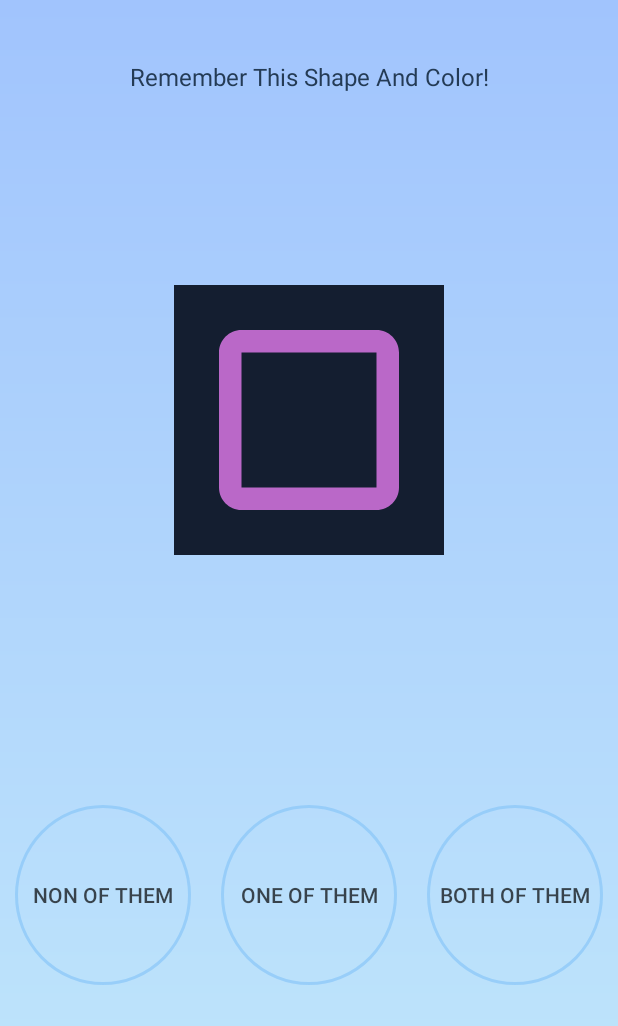
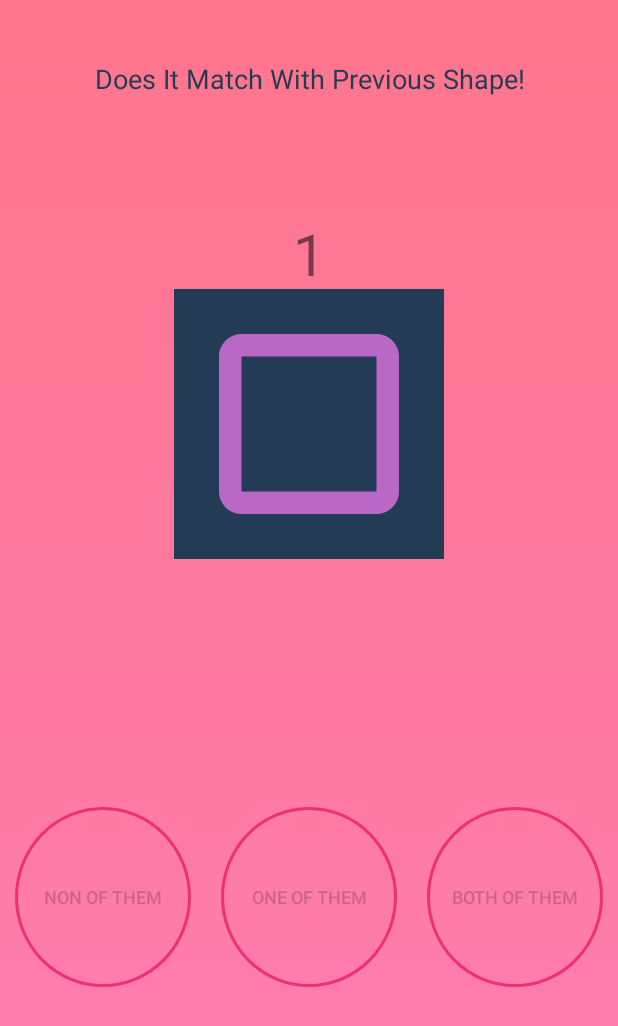
Before and after one commit to mabahmani/SWG, an Android app: the SpeedMatchActivity screen opened directly, with no data from a screen before it, after a tap on an icon or button, on a phone screen of 412 x 824 dp. Shown: the top 1026 px of the screen. Run offline under Robolectric (Android 15) with nearby library versions, the phone set to English and light mode, and no system bars.

Commit message:
Game Logic Part 2 Add Counter Animation

```diff
--- a/app/src/main/java/com/mab/swg/SpeedMatchStartGameFragment.java
+++ b/app/src/main/java/com/mab/swg/SpeedMatchStartGameFragment.java
@@ -2,16 +2,23 @@ package com.mab.swg;
 
 import android.animation.Animator;
 import android.animation.AnimatorListenerAdapter;
+import android.animation.AnimatorSet;
 import android.animation.ObjectAnimator;
+import android.annotation.SuppressLint;
 import android.app.Fragment;
 import android.content.res.Resources;
+import android.graphics.Typeface;
 import android.os.Bundle;
+import android.os.CountDownTimer;
 import android.support.annotation.Nullable;
+import android.util.Log;
 import android.view.LayoutInflater;
 import android.view.View;
 import android.view.ViewGroup;
 import android.widget.Button;
 import android.widget.ImageView;
+import android.widget.TextView;
+import android.widget.Toast;
 
 import java.util.Random;
 
@@ -21,6 +28,8 @@ public class SpeedMatchStartGameFragment extends Fragment {
     private Button nonOfThem;
     private Button oneOfThem;
     private Button bothOfTheme;
+    private TextView count;
+    private TextView score_tv;
 
     private int shapesId [] = {R.drawable.c1,R.drawable.c2,R.drawable.c3,R.drawable.c4,R.drawable.c5,R.drawable.c6,
                                R.drawable.s1,R.drawable.s2,R.drawable.s3,R.drawable.s4,R.drawable.s5,R.drawable.s6,
@@ -36,6 +45,8 @@ public class SpeedMatchStartGameFragment extends Fragment {
 
     private int previousShape;
     private int currentShape;
+    private int counter = 3;
+    private int score = 0;
 
     @Nullable
     @Override
@@ -52,8 +63,35 @@ public class SpeedMatchStartGameFragment extends Fragment {
     }
 
     private void gameInit(){
+        nonOfThem.setEnabled(false);
+        oneOfThem.setEnabled(false);
+        bothOfTheme.setEnabled(false);
         previousShape = randomGenerate();
         shapes.setImageResource(shapesId[previousShape]);
+        counterAnimation();
+    }
+
+    private void gameStart(){
+        shapesAnimations();
+        nonOfThem.setEnabled(true);
+        oneOfThem.setEnabled(true);
+        bothOfTheme.setEnabled(true);
+        CountDownTimer countDownTimer = new CountDownTimer(30000, 1000) {
+            @Override
+            public void onTick(long l) {
+            }
+
+            @SuppressLint("StringFormatInvalid")
+            @Override
+            public void onFinish() {
+                shapes.setVisibility(View.INVISIBLE);
+                nonOfThem.setVisibility(View.INVISIBLE);
+                oneOfThem.setVisibility(View.INVISIBLE);
+                bothOfTheme.setVisibility(View.INVISIBLE);
+                score_tv.setText(getString(R.string.your_score,score));
+            }
+        };
+        countDownTimer.start();
     }
 
     private void onClicks(){
@@ -63,6 +101,7 @@ public class SpeedMatchStartGameFragment extends Fragment {
             public void onClick(View view) {
                 if(shapeColorId[previousShape] != shapeColorId [currentShape] && shapeSymbolId[previousShape] != shapeSymbolId[currentShape]){
                     check.setImageResource(R.drawable.ic_check_circle_black_24dp);
+                    score++;
                 }
                 else{
                     check.setImageResource(R.drawable.ic_cancel_black_24dp);
@@ -77,6 +116,7 @@ public class SpeedMatchStartGameFragment extends Fragment {
             public void onClick(View view) {
                 if(shapeColorId[previousShape] == shapeColorId [currentShape] || shapeSymbolId[previousShape] == shapeSymbolId[currentShape]){
                     check.setImageResource(R.drawable.ic_check_circle_black_24dp);
+                    score++;
                 }
                 else if(shapeColorId[previousShape] == shapeColorId [currentShape] && shapeSymbolId[previousShape] == shapeSymbolId[currentShape]){
                     check.setImageResource(R.drawable.ic_cancel_black_24dp);
@@ -94,6 +134,7 @@ public class SpeedMatchStartGameFragment extends Fragment {
             public void onClick(View view) {
                 if(shapeColorId [previousShape] == shapeColorId [currentShape] && shapeSymbolId [previousShape] == shapeSymbolId [currentShape]) {
                     check.setImageResource(R.drawable.ic_check_circle_black_24dp);
+                    score++;
                 }
                 else{
                     check.setImageResource(R.drawable.ic_cancel_black_24dp);
@@ -158,11 +199,57 @@ public class SpeedMatchStartGameFragment extends Fragment {
         setAlpha.setDuration(500);
         setAlpha.start();
     }
+
+    private void counterAnimation(){
+        ObjectAnimator scaleX = new ObjectAnimator().ofFloat(
+                count,
+                "scaleX",
+                1,4
+        );
+        scaleX.setDuration(1000);
+
+        ObjectAnimator scaleY = new ObjectAnimator().ofFloat(
+                count,
+                "scaleY",
+                1,4
+        );
+        scaleY.setDuration(1000);
+
+        ObjectAnimator alpha = new ObjectAnimator().ofFloat(
+                count,
+                "Alpha",
+                1,0
+        );
+        alpha.setDuration(1000);
+
+        AnimatorSet animatorSet = new AnimatorSet();
+        animatorSet.playTogether(scaleX,scaleY,alpha);
+        animatorSet.addListener(new AnimatorListenerAdapter() {
+            @Override
+            public void onAnimationEnd(Animator animation) {
+                super.onAnimationEnd(animation);
+                if(counter > 0)
+                    counterAnimation();
+                else
+                    gameStart();
+            }
+
+            @Override
+            public void onAnimationStart(Animator animation) {
+                super.onAnimationStart(animation);
+                count.setText(String.valueOf(counter));
+                counter--;
+            }
+        });
+        animatorSet.start();
+    }
     private void findViews(View view){
         shapes = view.findViewById(R.id.sp_shapes_icon);
         check = view.findViewById(R.id.sp_check_icon);
         nonOfThem = view.findViewById(R.id.btn_non_of_theme);
         oneOfThem = view.findViewById(R.id.btn_one_of_them);
         bothOfTheme = view.findViewById(R.id.btn_both_of_them);
+        count = view.findViewById(R.id.counter);
+        score_tv = view.findViewById(R.id.score);
     }
 }
--- a/app/src/main/res/drawable/round_btn.xml
+++ b/app/src/main/res/drawable/round_btn.xml
@@ -5,7 +5,7 @@
                 android:height="120dp"/>
             <stroke
                 android:width="2dp"
-                android:color="#90CAF9"
+                android:color="#E91E63"
                 />
         </shape>
     </item>
--- a/app/src/main/res/drawable/speed_match_start_game_bg.xml
+++ b/app/src/main/res/drawable/speed_match_start_game_bg.xml
@@ -2,7 +2,7 @@
 <shape xmlns:android="http://schemas.android.com/apk/res/android">
     <gradient
         android:angle="270"
-        android:startColor="@color/colorWinterNevaDark"
-        android:endColor="@color/colorWinterNevaLight"
+        android:startColor="#ff758c"
+        android:endColor="#ff7eb3"
         />
 </shape>
--- a/app/src/main/res/layout/fragment_speed_match_start_game.xml
+++ b/app/src/main/res/layout/fragment_speed_match_start_game.xml
@@ -1,5 +1,6 @@
 <?xml version="1.0" encoding="utf-8"?>
-<android.support.constraint.ConstraintLayout xmlns:android="http://schemas.android.com/apk/res/android"
+<android.support.constraint.ConstraintLayout
+    xmlns:android="http://schemas.android.com/apk/res/android"
     android:layout_width="match_parent"
     xmlns:app="http://schemas.android.com/apk/res-auto"
     android:background="@drawable/speed_match_start_game_bg"
@@ -11,10 +12,10 @@
         android:layout_width="match_parent"
         app:layout_constraintTop_toTopOf="parent"
         android:layout_marginTop="40dp"
-        android:text="@string/remember_this"
+        android:text="@string/does_it_match"
         android:textColor="@color/colorRoyalLight"
         android:gravity="center"
-        android:textSize="16sp"
+        android:textSize="18sp"
         android:layout_height="wrap_content" />
 
     <ImageView
@@ -29,7 +30,7 @@
 
     <ImageView
         android:id="@+id/sp_shapes_icon"
-        android:background="@color/colorRoyalDark"
+        android:background="@color/colorRoyalLight"
         android:layout_width="180dp"
         app:layout_constraintLeft_toLeftOf="parent"
         app:layout_constraintRight_toRightOf="parent"
@@ -37,6 +38,17 @@
         android:layout_marginTop="20dp"
         app:layout_constraintDimensionRatio="1:1"
         android:layout_height="0dp" />
+
+    <TextView
+        android:id="@+id/score"
+        android:layout_width="wrap_content"
+        app:layout_constraintTop_toTopOf="parent"
+        app:layout_constraintBottom_toBottomOf="parent"
+        app:layout_constraintLeft_toLeftOf="parent"
+        app:layout_constraintRight_toRightOf="parent"
+        android:textSize="36sp"
+        android:layout_height="wrap_content" />
+
     <LinearLayout
         android:layout_width="0dp"
         android:orientation="horizontal"
@@ -56,6 +68,7 @@
             android:background="@drawable/round_btn"
             android:layout_margin="10dp"
             android:text="@string/non_of_them"
+            android:textSize="12sp"
             android:alpha=".8"
             android:layout_height="wrap_content" />
         <Button
@@ -66,6 +79,7 @@
             android:background="@drawable/round_btn"
             android:layout_margin="10dp"
             android:text="@string/one_of_them"
+            android:textSize="12sp"
             android:alpha=".8"
             android:layout_height="wrap_content" />
         <Button
@@ -76,9 +90,20 @@
             android:background="@drawable/round_btn"
             android:layout_margin="10dp"
             android:text="@string/both_of_them"
+            android:textSize="12sp"
             android:alpha=".8"
             android:layout_height="wrap_content" />
 
     </LinearLayout>
 
+    <TextView
+        android:id="@+id/counter"
+        android:layout_width="wrap_content"
+        android:text="3"
+        android:textSize="36sp"
+        app:layout_constraintBottom_toTopOf="@+id/sp_shapes_icon"
+        app:layout_constraintLeft_toLeftOf="parent"
+        app:layout_constraintRight_toRightOf="parent"
+        android:layout_height="wrap_content" />
+
 </android.support.constraint.ConstraintLayout>
--- a/app/src/main/res/values/strings.xml
+++ b/app/src/main/res/values/strings.xml
@@ -2,8 +2,9 @@
     <string name="app_name">SWG</string>
     <string name="gl_title">Greater Than Less Than</string>
     <string name="sm_title">Speed Match!</string>
-    <string name="remember_this">Remember This Shape And Color!</string>
+    <string name="does_it_match">Does It Match With Previous Shape!</string>
     <string name="non_of_them">Non of Them</string>
     <string name="one_of_them">one of them</string>
     <string name="both_of_them">both of them</string>
+    <string name="your_score">Your Score: %d</string>
 </resources>
```
